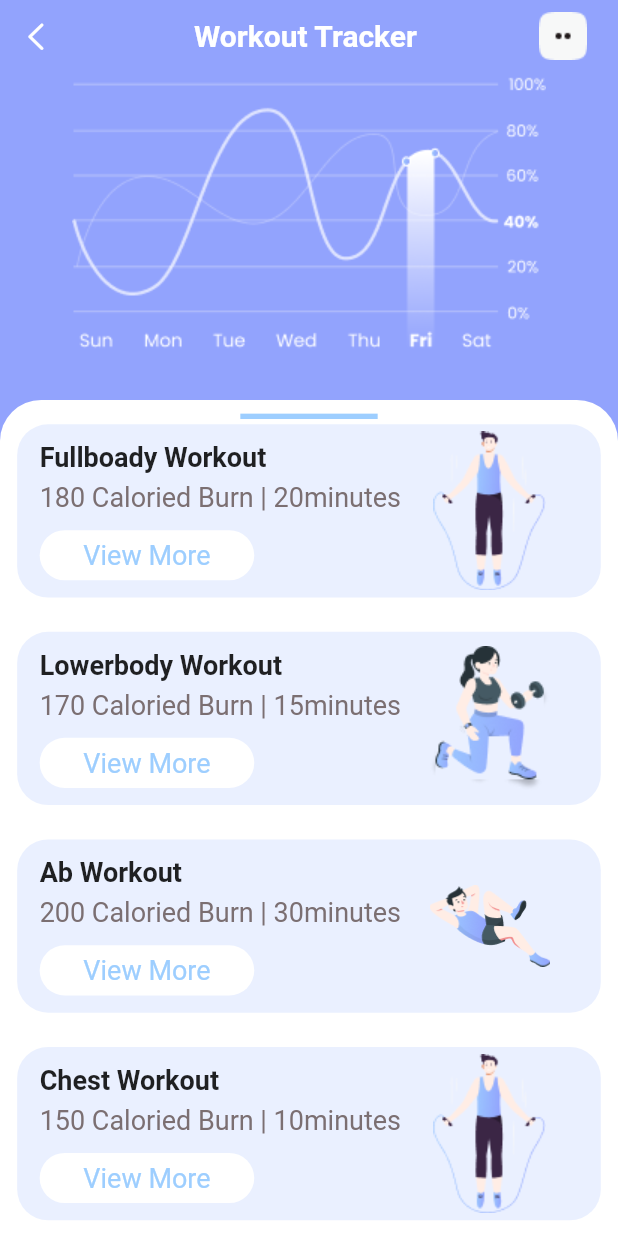
After one commit to ParthZignuts/FitnestXFigma, a Flutter app: the WorkoutTrackerScreen screen opened directly, scrolled down 2627 dp, after a tap on "View More", on a phone screen of 412 x 824 dp. The commit adds this screen. Run offline on Flutter 3.47's test engine with Material 2 defaults, Android fonts, the phone set to English and light mode, and no system bars; our stand-ins replace flutter_screenutil, get, lottie, persistent_bottom_nav_bar, sleek_circular_slider, smooth_page_indicator and 1 more; missing offline and left inert: another_stepper, switcher_button, text_divider.

Commit message:
add workouttracker screen

```diff
--- a/lib/app/screens/activitytracker/activity_tracker_screen.dart
+++ b/lib/app/screens/activitytracker/activity_tracker_screen.dart
@@ -86,6 +86,7 @@ class ActivityTrackerScreen extends StatelessWidget {
                                         imgSrc: 'assets/images/glass 1.png'),
                                     Spacer(),
                                     TargetWidget(
+
                                         title: '2400',
                                         subTitle: 'Foot Steps',
                                         imgSrc: 'assets/images/boots 1.png'),
--- a/lib/app/screens/home/home_screen.dart
+++ b/lib/app/screens/home/home_screen.dart
@@ -130,41 +130,13 @@ class HomeScreen extends StatelessWidget {
                             ],
                           ),
                         ),
-                        Padding(
-                          padding: const EdgeInsets.only(
-                                  left: 20.0, right: 20.0, bottom: 15.0)
-                              .r,
-                          child: Container(
-                            decoration: BoxDecoration(
-                              color: AppColor.lightBlueBG,
-                              borderRadius: BorderRadius.circular(24.0).w,
-                              border: Border.all(color: AppColor.lightBlueBG),
-                            ),
-                            child: Padding(
-                              padding: const EdgeInsets.all(8.0).r,
-                              child: Row(
-                                children: [
-                                  Padding(
-                                    padding:
-                                        const EdgeInsets.only(left: 12.0).r,
-                                    child: const Text(
-                                      'Today Target',
-                                      style: TextStyles.p1Bold,
-                                    ),
-                                  ),
-                                  const Spacer(),
-                                  CheckViewMoreButton(
-                                      title: 'Check',
-                                      onPressed: () {
-                                        provider.showMore(false);
-                                        Get.offAll(
-                                            const ActivityTrackerScreen());
-                                      })
-                                ],
-                              ),
-                            ),
-                          ),
-                        ),
+                        LeadingTitleAndButton(
+                            onPressed: () {
+                              provider.showMore(false);
+                              Get.offAll(const ActivityTrackerScreen());
+                            },
+                            btnTitle: 'Check',
+                            leadingTitle: 'Today Target'),
                         Padding(
                           padding: const EdgeInsets.only(
                                   top: 15.0, left: 10.0, right: 10.0)
--- a/lib/app/screens/progressreport/progress_report_screen.dart
+++ /dev/null
@@ -1,12 +0,0 @@
-import 'package:fitnestx/app/app.dart';
-import 'package:lottie/lottie.dart';
-class ProgressReportScreen extends StatelessWidget {
-  const ProgressReportScreen({Key? key}) : super(key: key);
-
-  @override
-  Widget build(BuildContext context) {
-    return Center(
-      child: Lottie.asset('assets/animation/119592-business-report.json'),
-    );
-  }
-}
--- a/lib/app/screens/screens.dart
+++ b/lib/app/screens/screens.dart
@@ -10,7 +10,7 @@ export './registrationsuccess/registation_success_screen.dart';
 export './home/home_screen.dart';
 export './mainscreen/main_screen.dart';
 export './profile/profile_screen.dart';
-export './progressreport/progress_report_screen.dart';
+export './workouttracker/workout_tracker_screen.dart';
 export './progressphoto/progress_photo_screen.dart';
 export './search/search_screen.dart';
 export './notification/notification_screen.dart';
--- /dev/null
+++ b/lib/app/screens/workouttracker/workout_tracker_screen.dart
@@ -0,0 +1,240 @@
+import 'package:fitnestx/app/app.dart';
+import 'package:flutter/cupertino.dart';
+import 'package:switcher_button/switcher_button.dart';
+
+import '../../../theme/theme.dart';
+import '../../../utils/const/const_list.dart';
+
+class WorkoutTrackerScreen extends StatelessWidget {
+  const WorkoutTrackerScreen({Key? key}) : super(key: key);
+
+  @override
+  Widget build(BuildContext context) {
+    return Scaffold(
+      backgroundColor: AppColor.blueLinear2,
+      body: SafeArea(
+        child: Column(
+          children: [
+            Padding(
+              padding: const EdgeInsets.only(right: 18.0).r,
+              child: Row(
+                children: [
+                  IconButton(
+                    onPressed: () {},
+                    icon: const Icon(
+                      CupertinoIcons.left_chevron,
+                    ),
+                    color: AppColor.white,
+                  ),
+                  const Spacer(),
+                  Text(
+                    'Workout Tracker',
+                    style: TextStyles.h2Bold.copyWith(color: AppColor.white),
+                  ),
+                  const Spacer(),
+                  Image.asset('assets/images/Detail-Navs.png'),
+                ],
+              ),
+            ),
+            Image.asset('assets/images/WorkoutTrackerGraph.png'),
+            Expanded(
+              child: Padding(
+                padding: const EdgeInsets.only(top: 25.0).w,
+                child: Container(
+                  decoration: BoxDecoration(
+                      color: AppColor.white,
+                      borderRadius: const BorderRadius.only(
+                              topRight: Radius.circular(24.0),
+                              topLeft: Radius.circular(24.0))
+                          .w),
+                  child: Column(
+                    children: [
+                      Padding(
+                        padding: const EdgeInsets.only(top: 8.0).r,
+                        child: Container(
+                          height: 3.h,
+                          width: 80.w,
+                          decoration:
+                              const BoxDecoration(color: AppColor.blueLinear1),
+                        ),
+                      ),
+                      Expanded(
+                        child: SingleChildScrollView(
+                          physics: const BouncingScrollPhysics(),
+                          child: Column(
+                            crossAxisAlignment: CrossAxisAlignment.start,
+                            children: [
+                              Padding(
+                                padding: const EdgeInsets.only(top: 20.0).w,
+                                child: LeadingTitleAndButton(
+                                    leadingTitle: 'Daily Workout Schedule',
+                                    btnTitle: 'Check',
+                                    onPressed: () {}),
+                              ),
+                              Padding(
+                                padding: const EdgeInsets.only(
+                                        top: 8.0, left: 15.0, right: 15.0)
+                                    .r,
+                                child: Row(
+                                  children: [
+                                    const Text(
+                                      'Upcoming Workout',
+                                      style: TextStyles.h2Bold,
+                                    ),
+                                    const Spacer(),
+                                    GestureDetector(
+                                      onTap: () {},
+                                      child: Text(
+                                        'See more',
+                                        style: TextStyles.h3Bold
+                                            .copyWith(color: AppColor.gray),
+                                      ),
+                                    ),
+                                  ],
+                                ),
+                              ),
+                              Padding(
+                                padding: const EdgeInsets.only(
+                                        left: 10.0, right: 10.0, top: 15.0)
+                                    .r,
+                                child: ListView.builder(
+                                  physics: const NeverScrollableScrollPhysics(),
+                                  scrollDirection: Axis.vertical,
+                                  shrinkWrap: true,
+                                  itemCount: ConstList.workOutlist.length,
+                                  itemBuilder: (context, index) {
+                                    return ListTile(
+                                      leading: Image.asset(
+                                          'assets/images/Workout$index.png'),
+                                      trailing: SwitcherButton(
+                                        offColor: AppColor.blueLinear1,
+                                        onColor: AppColor.purpleLinear2,
+                                        value: true,
+                                        onChange: (value) {},
+                                      ),
+                                      title: Text(ConstList.workOutlist[index]),
+                                      subtitle: Column(
+                                        crossAxisAlignment:
+                                            CrossAxisAlignment.start,
+                                        children: [
+                                          Text(
+                                            ConstList.caloriesBurnList[index],
+                                            style: TextStyles.p3Normal,
+                                          ),
+                                        ],
+                                      ),
+                                    );
+                                  },
+                                ),
+                              ),
+                              Padding(
+                                padding:
+                                    const EdgeInsets.only(left: 15.0, top: 8.0)
+                                        .r,
+                                child: const Text(
+                                  'What Do You Want to Train',
+                                  style: TextStyles.h2Bold,
+                                ),
+                              ),
+                              ListView.builder(
+                                physics: const NeverScrollableScrollPhysics(),
+                                shrinkWrap: true,
+                                itemCount: ConstList.workOutlist.length,
+                                itemBuilder: (context, index) {
+                                  return Padding(
+                                    padding: const EdgeInsets.all(10.0).w,
+                                    child: Container(
+                                      decoration: BoxDecoration(
+                                        color: AppColor.lightBlueBG,
+                                        borderRadius:
+                                            BorderRadius.circular(18.0).w,
+                                      ),
+                                      child: Padding(
+                                        padding: const EdgeInsets.only(left: 15.0,right: 15.0),
+                                        child: Row(
+                                          children: [
+                                            Padding(
+                                              padding: const EdgeInsets.only(top: 10.0,bottom: 10.0).r,
+                                              child: Column(
+                                                crossAxisAlignment:
+                                                    CrossAxisAlignment.start,
+                                                children: [
+                                                  Text(
+                                                    ConstList.workOutlist[index],
+                                                    style: TextStyles.h3Bold,
+                                                  ),
+
+                                                  Padding(
+                                                    padding: const EdgeInsets.only(top: 5.0).r,
+                                                    child: Text(
+                                                      ConstList.caloriesBurnList[index],
+                                                      style: TextStyles.h3Normal
+                                                          .copyWith(
+                                                              color: AppColor.gray),
+                                                    ),
+                                                  ),
+                                                  Padding(
+                                                    padding: const EdgeInsets.only(top: 10.0).r,
+                                                    child: Container(
+                                                      height: 28.h,
+                                                      width: 125.w,
+                                                      decoration: BoxDecoration(
+                                                        color: AppColor.white,
+                                                        borderRadius:
+                                                            BorderRadius.circular(24.0).w,
+
+                                                      ),
+                                                      child: ElevatedButton(
+                                                        style: ElevatedButton.styleFrom(
+                                                          primary: Colors.transparent,
+                                                          onSurface: Colors.transparent,
+                                                          shadowColor:
+                                                              Colors.transparent,
+                                                        ),
+                                                        onPressed: () {},
+                                                        child: Text(
+                                                          'View More',
+                                                          style: TextStyles.h3Normal
+                                                              .copyWith(
+                                                                  color:
+                                                                      AppColor.blueLinear1),
+                                                        ),
+                                                      ),
+                                                    ),
+                                                  ),
+                                                ],
+                                              ),
+                                            ),
+                                            const Spacer(),
+                                            Column(
+                                              children: [
+                                                SizedBox(
+                                                  width:70.w,
+                                                  child: Image.asset(
+                                                      'assets/images/WorkOutTrackerVector$index.png'),
+                                                )
+                                              ],
+                                            ),
+                                            const Spacer(),
+                                          ],
+                                        ),
+                                      ),
+                                    ),
+                                  );
+                                },
+                              )
+                            ],
+                          ),
+                        ),
+                      ),
+                    ],
+                  ),
+                ),
+              ),
+            ),
+          ],
+        ),
+      ),
+    );
+  }
+}
--- /dev/null
+++ b/lib/app/widget/leaading_title_and_button.dart
@@ -0,0 +1,48 @@
+import 'package:fitnestx/app/app.dart';
+import '../../theme/theme.dart';
+
+class LeadingTitleAndButton extends StatelessWidget {
+  const LeadingTitleAndButton({
+    required this.leadingTitle,
+    required this.btnTitle,
+    required this.onPressed,
+    super.key,
+  });
+
+  final String leadingTitle;
+  final String btnTitle;
+  final void Function() onPressed;
+
+  @override
+  Widget build(BuildContext context) {
+    return Padding(
+      padding: const EdgeInsets.only(left: 20.0, right: 20.0, bottom: 15.0).r,
+      child: Container(
+        decoration: BoxDecoration(
+          color: AppColor.lightBlueBG,
+          borderRadius: BorderRadius.circular(24.0).w,
+          border: Border.all(color: AppColor.lightBlueBG),
+        ),
+        child: Padding(
+          padding: const EdgeInsets.all(8.0).r,
+          child: Row(
+            children: [
+              Padding(
+                padding: const EdgeInsets.only(left: 12.0).r,
+                child: Text(
+                  leadingTitle,
+                  style: TextStyles.p1Bold,
+                ),
+              ),
+              const Spacer(),
+              CheckViewMoreButton(
+                title: btnTitle,
+                onPressed: onPressed,
+              )
+            ],
+          ),
+        ),
+      ),
+    );
+  }
+}
--- a/lib/app/widget/widget.dart
+++ b/lib/app/widget/widget.dart
@@ -12,4 +12,5 @@ export './target_widget.dart';
 export './profile_listtile.dart';
 export './title_with_viewmore.dart';
 export './gallery_listview.dart';
+export './leaading_title_and_button.dart';
 export './custom_appbar.dart';
--- a/lib/core/provider/onboarding/onboarding_screen_provider.dart
+++ b/lib/core/provider/onboarding/onboarding_screen_provider.dart
@@ -1,7 +1,6 @@
-
 import 'package:flutter/widgets.dart';
 
-class OnboardingScreenProvider extends ChangeNotifier{
+class OnboardingScreenProvider extends ChangeNotifier {
   int pageIndex = 0;
 
   PageController pageController = PageController();
--- a/lib/utils/const/const_list.dart
+++ b/lib/utils/const/const_list.dart
@@ -6,7 +6,7 @@ import '../../theme/theme.dart';
 class ConstList {
   static final List<Widget> buildScreen = [
     const HomeScreen2(),
-    const ProgressReportScreen(),
+    const WorkoutTrackerScreen(),
     const SearchScreen(),
     const ProgressPhotoScreen(),
     const ProfileScreen(),
```
Also changed, not shown: lib/core/provider/signup/signup_screen_provider.dart (+3 -4 lines), assets/images/WorkOutTrackerVector0.png (added), assets/images/WorkOutTrackerVector1.png (added), assets/images/WorkOutTrackerVector2.png (added), assets/images/WorkOutTrackerVector3.png (added), assets/images/WorkoutTrackerGraph.png (added).
